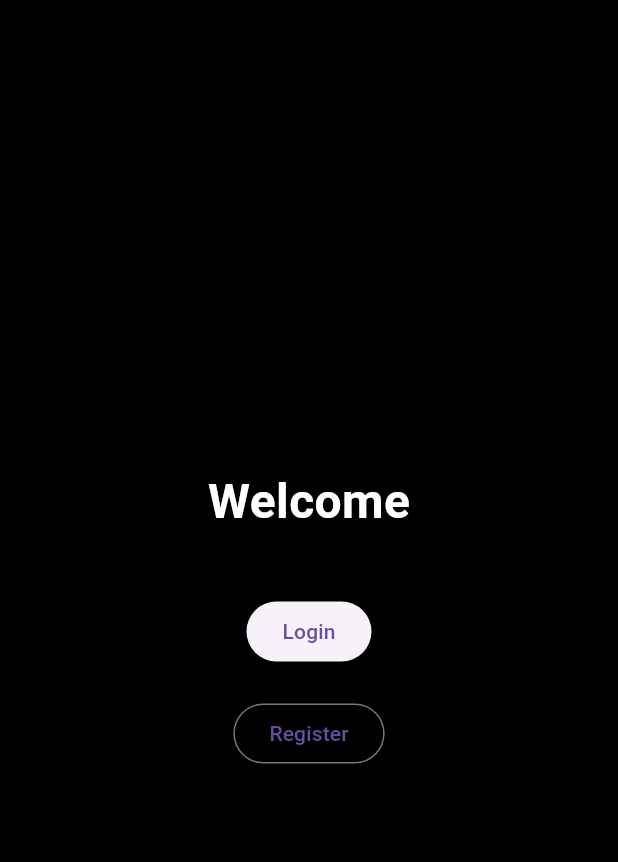
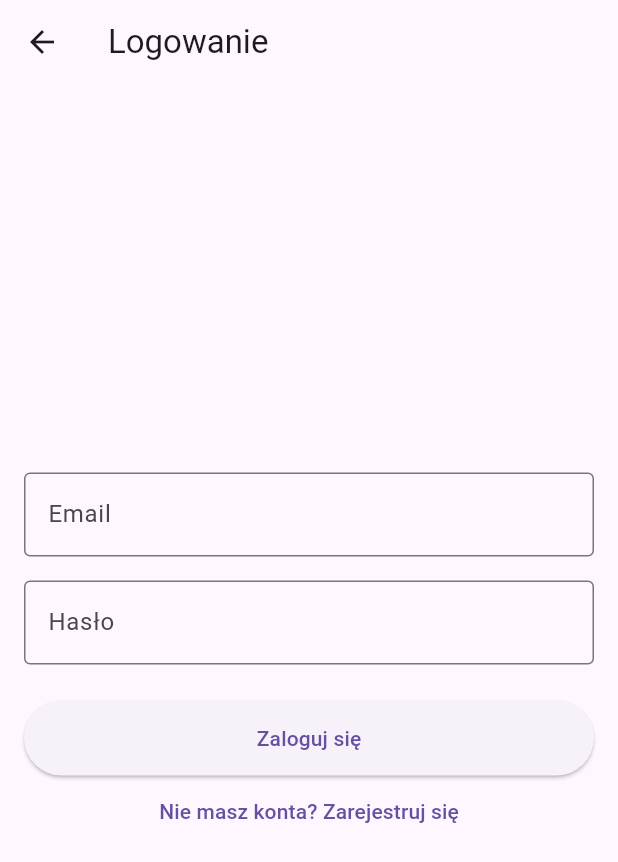
Before and after one commit to szponius/movies, a Flutter app: the LoginScreen screen opened directly, on a phone screen of 412 x 824 dp. Shown: the top 862 px of the screen. Run offline on Flutter 3.47's test engine with Material 3 defaults, Android fonts, the phone set to English and light mode, and no system bars; our stand-ins replace firebase_auth, firebase_core; accounts and stored records are empty.

Commit message:
Dodany firebase logowanie i rejestracja, bez wygladu

```diff
--- a/lib/NewPage.dart
+++ /dev/null
@@ -1,41 +0,0 @@
-import 'package:flutter/material.dart';
-
-class LoginScreen extends StatelessWidget {
-  const LoginScreen({super.key});
-
-  @override
-  Widget build(BuildContext context) {
-    return Scaffold(
-      backgroundColor: Colors.black, // dopasowane tło
-      body: Center(
-        child: Column(
-          mainAxisAlignment: MainAxisAlignment.center,
-          children: [
-            const Text(
-              'Welcome',
-              style: TextStyle(
-                color: Colors.white,
-                fontSize: 32,
-                fontWeight: FontWeight.bold,
-              ),
-            ),
-            const SizedBox(height: 40),
-            ElevatedButton(
-              onPressed: () {
-                // Tu można dodać nawigację do logowania
-              },
-              child: const Text('Login'),
-            ),
-            const SizedBox(height: 20),
-            OutlinedButton(
-              onPressed: () {
-                // Tu można dodać nawigację do rejestracji
-              },
-              child: const Text('Register'),
-            ),
-          ],
-        ),
-      ),
-    );
-  }
-}
--- a/lib/home_screen.dart
+++ b/lib/home_screen.dart
@@ -1,4 +1,4 @@
-import 'package:filmy/NewPage.dart';
+import 'package:filmy/login_screen.dart';
 import 'package:flutter/material.dart';
 import 'genres_screen.dart';
 import 'actors_screen.dart';
--- /dev/null
+++ b/lib/login_screen.dart
@@ -0,0 +1,94 @@
+import 'package:flutter/material.dart';
+import 'package:firebase_auth/firebase_auth.dart';
+
+class LoginScreen extends StatefulWidget {
+  const LoginScreen({super.key});
+
+  @override
+  State<LoginScreen> createState() => _LoginScreenState();
+}
+
+class _LoginScreenState extends State<LoginScreen> {
+  final _emailController = TextEditingController();
+  final _passwordController = TextEditingController();
+  bool _isLoading = false;
+
+  Future<void> _login() async {
+    setState(() => _isLoading = true);
+
+    try {
+      await FirebaseAuth.instance.signInWithEmailAndPassword(
+        email: _emailController.text.trim(),
+        password: _passwordController.text.trim(),
+      );
+      if (mounted) Navigator.pushReplacementNamed(context, '/home');
+    } on FirebaseAuthException catch (e) {
+      String errorMessage = 'Wystąpił błąd';
+      if (e.code == 'user-not-found') {
+        errorMessage = 'Nie znaleziono użytkownika';
+      } else if (e.code == 'wrong-password') {
+        errorMessage = 'Nieprawidłowe hasło';
+      }
+      if (mounted) {
+        ScaffoldMessenger.of(context).showSnackBar(
+          SnackBar(content: Text(errorMessage)),
+        );
+      }
+    } finally {
+      if (mounted) setState(() => _isLoading = false);
+    }
+  }
+
+  @override
+  void dispose() {
+    _emailController.dispose();
+    _passwordController.dispose();
+    super.dispose();
+  }
+
+  @override
+  Widget build(BuildContext context) {
+    return Scaffold(
+      appBar: AppBar(title: const Text('Logowanie')),
+      body: Padding(
+        padding: const EdgeInsets.all(16.0),
+        child: Column(
+          mainAxisAlignment: MainAxisAlignment.center,
+          children: [
+            TextField(
+              controller: _emailController,
+              decoration: const InputDecoration(
+                labelText: 'Email',
+                border: OutlineInputBorder(),
+              ),
+              keyboardType: TextInputType.emailAddress,
+            ),
+            const SizedBox(height: 16),
+            TextField(
+              controller: _passwordController,
+              decoration: const InputDecoration(
+                labelText: 'Hasło',
+                border: OutlineInputBorder(),
+              ),
+              obscureText: true,
+            ),
+            const SizedBox(height: 24),
+            ElevatedButton(
+              onPressed: _isLoading ? null : _login,
+              child: _isLoading
+                  ? const CircularProgressIndicator()
+                  : const Text('Zaloguj się'),
+              style: ElevatedButton.styleFrom(
+                minimumSize: const Size(double.infinity, 50),
+              ),
+            ),
+            TextButton(
+              onPressed: () => Navigator.pushNamed(context, '/register'),
+              child: const Text('Nie masz konta? Zarejestruj się'),
+            ),
+          ],
+        ),
+      ),
+    );
+  }
+}
--- a/pubspec.yaml
+++ b/pubspec.yaml
@@ -30,6 +30,8 @@ environment:
 dependencies:
   flutter:
     sdk: flutter
+  firebase_core: ^2.32.0
+  firebase_auth: ^4.16.0
   provider: 6.1.2
   http: 1.2.2
   url_launcher: ^6.1.9
```
Also changed, not shown: lib/main.dart (+32 -5 lines), lib/register_screen.dart (added, +114 -0 lines), lib/services/auth_service.dart (added), pubspec.lock, 6 other files.
